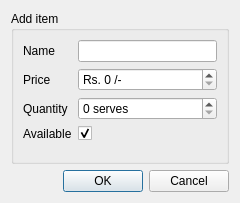
Before: the Qt Designer form gui/ui/add_dialog.ui in ajaykumarn3000/QuickBite, drawn with Qt 5.
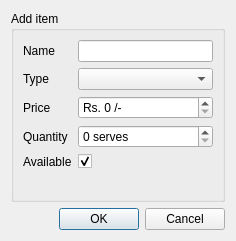
After: the same form once the commit is applied. Icons and pictures are not drawn.

Diff of the .ui file:
```diff
--- a/gui/ui/add_dialog.ui
+++ b/gui/ui/add_dialog.ui
@@ -6,8 +6,8 @@
    <rect>
     <x>0</x>
     <y>0</y>
-    <width>240</width>
-    <height>203</height>
+    <width>236</width>
+    <height>241</height>
    </rect>
   </property>
   <property name="minimumSize">
@@ -34,17 +34,87 @@
        </widget>
       </item>
       <item row="0" column="1">
-       <widget class="QLineEdit" name="lineEdit"/>
-      </item>
-      <item row="1" column="0">
-       <widget class="QLabel" name="label_2">
-        <property name="text">
-         <string>Price</string>
-        </property>
-       </widget>
+       <widget class="QLineEdit" name="name"/>
       </item>
       <item row="1" column="1">
-       <widget class="QSpinBox" name="spinBox">
+       <widget class="QComboBox" name="type">
+        <property name="minimumSize">
+         <size>
+          <width>125</width>
+          <height>0</height>
+         </size>
+        </property>
+        <property name="currentText">
+         <string>Breakfast</string>
+        </property>
+        <property name="placeholderText">
+         <string>Select</string>
+        </property>
+        <item>
+         <property name="text">
+          <string>Breakfast</string>
+         </property>
+         <property name="icon">
+          <iconset resource="../assets/icon_resource.qrc">
+           <normaloff>:/Users/kevin/PycharmProjects/QuickBite/gui/assets/icons/icons/filter_breakfast.svg</normaloff>:/Users/kevin/PycharmProjects/QuickBite/gui/assets/icons/icons/filter_breakfast.svg</iconset>
+         </property>
+        </item>
+        <item>
+         <property name="text">
+          <string>Lunch</string>
+         </property>
+         <property name="icon">
+          <iconset resource="../assets/icon_resource.qrc">
+           <normaloff>:/Users/kevin/PycharmProjects/QuickBite/gui/assets/icons/icons/filter_lunch.svg</normaloff>:/Users/kevin/PycharmProjects/QuickBite/gui/assets/icons/icons/filter_lunch.svg</iconset>
+         </property>
+        </item>
+        <item>
+         <property name="text">
+          <string>Snacks</string>
+         </property>
+         <property name="icon">
+          <iconset resource="../assets/icon_resource.qrc">
+           <normaloff>:/Users/kevin/PycharmProjects/QuickBite/gui/assets/icons/icons/filter_snacks.svg</normaloff>:/Users/kevin/PycharmProjects/QuickBite/gui/assets/icons/icons/filter_snacks.svg</iconset>
+         </property>
+        </item>
+        <item>
+         <property name="text">
+          <string>Soft Drinks</string>
+         </property>
+         <property name="icon">
+          <iconset resource="../assets/icon_resource.qrc">
+           <normaloff>:/Users/kevin/PycharmProjects/QuickBite/gui/assets/icons/icons/filter_softdrinks.svg</normaloff>:/Users/kevin/PycharmProjects/QuickBite/gui/assets/icons/icons/filter_softdrinks.svg</iconset>
+         </property>
+        </item>
+        <item>
+         <property name="text">
+          <string>Beverages</string>
+         </property>
+         <property name="icon">
+          <iconset resource="../assets/icon_resource.qrc">
+           <normaloff>:/Users/kevin/PycharmProjects/QuickBite/gui/assets/icons/icons/filter_beverages.svg</normaloff>:/Users/kevin/PycharmProjects/QuickBite/gui/assets/icons/icons/filter_beverages.svg</iconset>
+         </property>
+        </item>
+        <item>
+         <property name="text">
+          <string>Ice Cream</string>
+         </property>
+         <property name="icon">
+          <iconset resource="../assets/icon_resource.qrc">
+           <normaloff>:/Users/kevin/PycharmProjects/QuickBite/gui/assets/icons/icons/filter_icecream.svg</normaloff>:/Users/kevin/PycharmProjects/QuickBite/gui/assets/icons/icons/filter_icecream.svg</iconset>
+         </property>
+        </item>
+       </widget>
+      </item>
+      <item row="2" column="0">
+       <widget class="QLabel" name="price_label">
+        <property name="text">
+         <string>Price</string>
+        </property>
+       </widget>
+      </item>
+      <item row="2" column="1">
+       <widget class="QSpinBox" name="price">
         <property name="sizePolicy">
          <sizepolicy hsizetype="Preferred" vsizetype="Preferred">
           <horstretch>0</horstretch>
@@ -65,15 +135,15 @@
         </property>
        </widget>
       </item>
-      <item row="2" column="0">
-       <widget class="QLabel" name="label_3">
+      <item row="3" column="0">
+       <widget class="QLabel" name="quantity_label">
         <property name="text">
          <string>Quantity</string>
         </property>
        </widget>
       </item>
-      <item row="2" column="1">
-       <widget class="QSpinBox" name="spinBox_2">
+      <item row="3" column="1">
+       <widget class="QSpinBox" name="quantity">
         <property name="sizePolicy">
          <sizepolicy hsizetype="Preferred" vsizetype="Preferred">
           <horstretch>0</horstretch>
@@ -91,15 +161,15 @@
         </property>
        </widget>
       </item>
-      <item row="3" column="0">
-       <widget class="QLabel" name="label">
+      <item row="4" column="0">
+       <widget class="QLabel" name="available_label">
         <property name="text">
          <string>Available</string>
         </property>
        </widget>
       </item>
-      <item row="3" column="1">
-       <widget class="QCheckBox" name="checkBox">
+      <item row="4" column="1">
+       <widget class="QCheckBox" name="available">
         <property name="text">
          <string/>
         </property>
@@ -111,6 +181,13 @@
         </property>
        </widget>
       </item>
+      <item row="1" column="0">
+       <widget class="QLabel" name="type_label">
+        <property name="text">
+         <string>Type</string>
+        </property>
+       </widget>
+      </item>
      </layout>
     </widget>
    </item>
```
Left out of the diff: 4 changed lines with no effect on the pictures.
